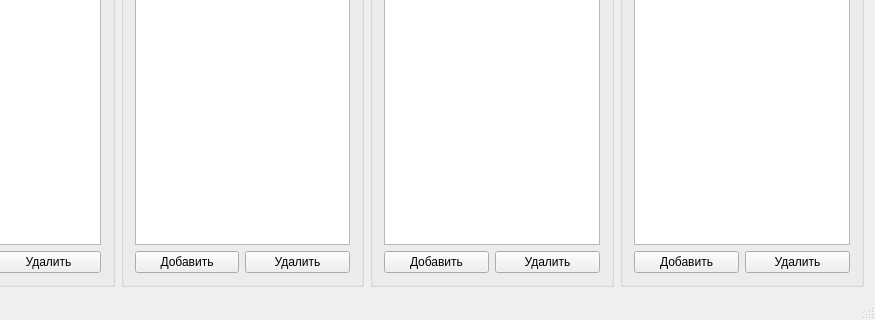
balamyt92/ManualBase, file mainwindow.ui: the form before one commit; both pictures show x 140 to 1015 and y 120 to 440 of the 1015 by 440 pixel window.
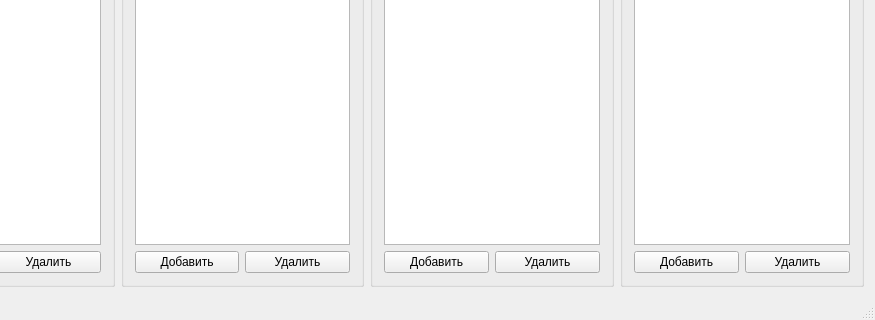
The form after the commit.

The edit to the form file:
```diff
--- a/mainwindow.ui
+++ b/mainwindow.ui
@@ -50,17 +50,17 @@
        <item row="0" column="0" colspan="2">
         <widget class="QListView" name="MarksListView"/>
        </item>
-       <item row="1" column="0">
+       <item row="1" column="1">
         <widget class="QPushButton" name="markDel">
          <property name="text">
-          <string>Добавить</string>
+          <string>Удалить</string>
          </property>
         </widget>
        </item>
-       <item row="1" column="1">
+       <item row="1" column="0">
         <widget class="QPushButton" name="markAdd">
          <property name="text">
-          <string>Удалить</string>
+          <string>Добавить</string>
          </property>
         </widget>
        </item>
@@ -77,15 +77,15 @@
         <widget class="QListView" name="ModelsListView"/>
        </item>
        <item row="1" column="0">
-        <widget class="QPushButton" name="modelDel">
-         <property name="text">
-          <string>Дoбавить</string>
-         </property>
-        </widget>
-       </item>
-       <item row="1" column="1">
         <widget class="QPushButton" name="ModelAdd">
          <property name="text">
+          <string>Добавить</string>
+         </property>
+        </widget>
+       </item>
+       <item row="1" column="1">
+        <widget class="QPushButton" name="modelDel">
+         <property name="text">
           <string>Удалить</string>
          </property>
         </widget>
@@ -102,16 +102,16 @@
        <item row="0" column="0" colspan="2">
         <widget class="QListView" name="ManualsListView"/>
        </item>
-       <item row="1" column="0">
-        <widget class="QPushButton" name="manDel">
-         <property name="text">
-          <string>Добавить</string>
-         </property>
-        </widget>
-       </item>
-       <item row="1" column="1">
+       <item row="2" column="0">
         <widget class="QPushButton" name="manAdd">
          <property name="text">
+          <string>Добавить</string>
+         </property>
+        </widget>
+       </item>
+       <item row="2" column="1">
+        <widget class="QPushButton" name="manDel">
+         <property name="text">
           <string>Удалить</string>
          </property>
         </widget>
```
Left out of the diff: 2 changed lines with no effect on the pictures.
